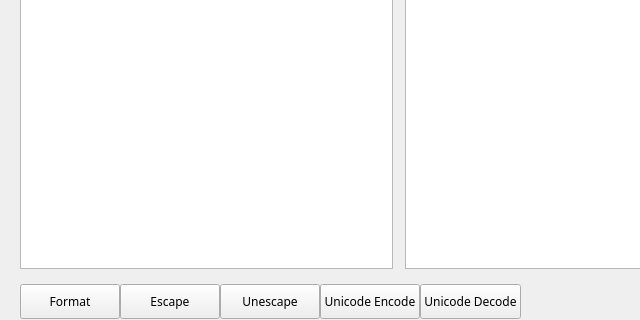
The window that ui/format_window.ui (liyansong2018/ReverseWidget) describes before a commit, drawn with Qt 5; both pictures show x 0 to 640 and y 133 to 453 of the 798 by 453 pixel window.
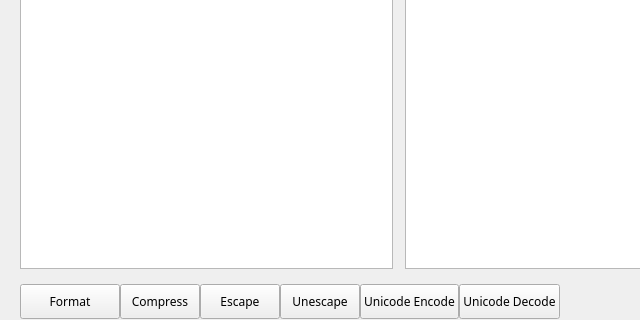
The same window after the commit. Icons and pictures are not drawn.

Commit message: Add function to compress json text on format module

Diff of the .ui file:
```diff
--- a/ui/format_window.ui
+++ b/ui/format_window.ui
@@ -118,11 +118,35 @@
           </property>
          </widget>
         </item>
+        <item>
+         <widget class="QPushButton" name="compressButton">
+          <property name="minimumSize">
+           <size>
+            <width>0</width>
+            <height>35</height>
+           </size>
+          </property>
+          <property name="font">
+           <font>
+            <family>微软雅黑</family>
+           </font>
+          </property>
+          <property name="text">
+           <string>Compress</string>
+          </property>
+          <property name="checkable">
+           <bool>true</bool>
+          </property>
+          <property name="autoExclusive">
+           <bool>true</bool>
+          </property>
+         </widget>
+        </item>
         <item>
          <widget class="QPushButton" name="escapeButton">
           <property name="minimumSize">
            <size>
-            <width>100</width>
+            <width>0</width>
             <height>35</height>
            </size>
           </property>
@@ -154,7 +178,7 @@
          <widget class="QPushButton" name="unescapeButton">
           <property name="minimumSize">
            <size>
-            <width>100</width>
+            <width>0</width>
             <height>35</height>
            </size>
           </property>
@@ -186,7 +210,7 @@
          <widget class="QPushButton" name="unicodeButton">
           <property name="minimumSize">
            <size>
-            <width>100</width>
+            <width>0</width>
             <height>35</height>
            </size>
           </property>
@@ -218,7 +242,7 @@
          <widget class="QPushButton" name="unicodeDecodeButton">
           <property name="minimumSize">
            <size>
-            <width>100</width>
+            <width>0</width>
             <height>35</height>
            </size>
           </property>
```
Left out of the diff: 140 changed lines with no effect on the pictures. The commit also changes 4 other files.
